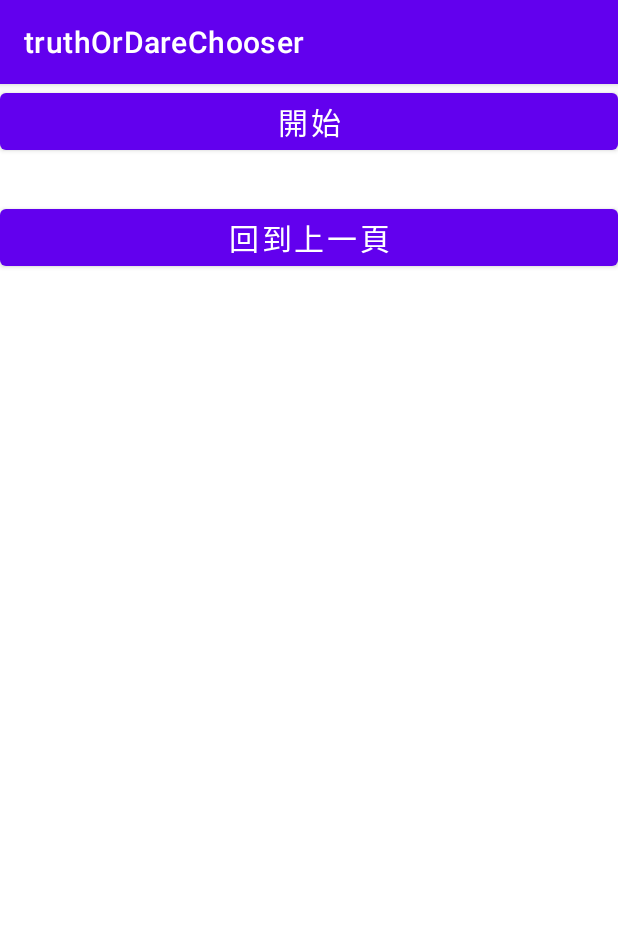
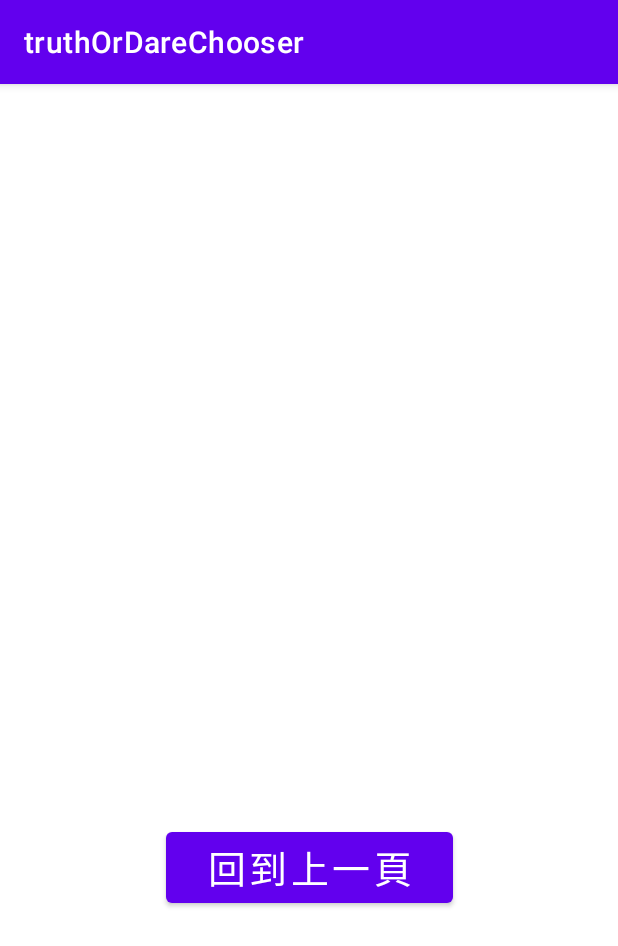
Before and after one commit to tolinlaws/truthOrDareChooser, an Android app: the Dare screen opened directly, with no data from a screen before it, on a phone screen of 412 x 824 dp. Shown: the top 946 px of the screen. Run offline under Robolectric (Android 15) with nearby library versions, the phone set to English and light mode, and no system bars; 2 statements that could not run were skipped.

Commit message:
Add files via upload

```diff
--- a/app/src/main/res/layout/activity_dare.xml
+++ b/app/src/main/res/layout/activity_dare.xml
@@ -5,34 +5,34 @@
     android:layout_width="match_parent"
     android:layout_height="match_parent"
     tools:context=".Dare">
-    <LinearLayout
-        android:orientation="vertical"
-        android:layout_width="match_parent"
-        android:layout_height="match_parent">
-    <Button
-        android:id="@+id/submit"
-        android:layout_width="match_parent"
-        android:layout_height="wrap_content"
-        android:gravity="center_horizontal"
-        android:textSize="20sp"
-        android:text="@string/btn_T"
-        />
+
     <TextView
         android:id="@+id/result"
         android:layout_width="match_parent"
-        android:layout_height="wrap_content"
+        android:layout_height="331dp"
         android:gravity="center_horizontal"
+        android:text=""
         android:textSize="20sp"
-        android:text=""
-        />
+        android:textStyle="bold"
+        app:layout_constraintBottom_toBottomOf="parent"
+        app:layout_constraintEnd_toEndOf="parent"
+        app:layout_constraintHorizontal_bias="0.486"
+        app:layout_constraintStart_toStartOf="parent"
+        app:layout_constraintTop_toTopOf="parent"
+        app:layout_constraintVertical_bias="0.097" />
+
     <Button
         android:id="@+id/return_back"
-        android:layout_width="match_parent"
-        android:layout_height="wrap_content"
+        android:layout_width="191dp"
+        android:layout_height="59dp"
         android:gravity="center_horizontal"
-        android:textSize="20sp"
         android:text="@string/return_text"
-        />
-</LinearLayout>
+        android:textSize="25sp"
+        app:layout_constraintBottom_toBottomOf="parent"
+        app:layout_constraintEnd_toEndOf="parent"
+        app:layout_constraintHorizontal_bias="0.502"
+        app:layout_constraintStart_toStartOf="parent"
+        app:layout_constraintTop_toTopOf="parent"
+        app:layout_constraintVertical_bias="0.695" />
 
 </androidx.constraintlayout.widget.ConstraintLayout>
```
Also changed, not shown: app/src/main/res/layout/activity_truth.xml (+23 -22 lines).
